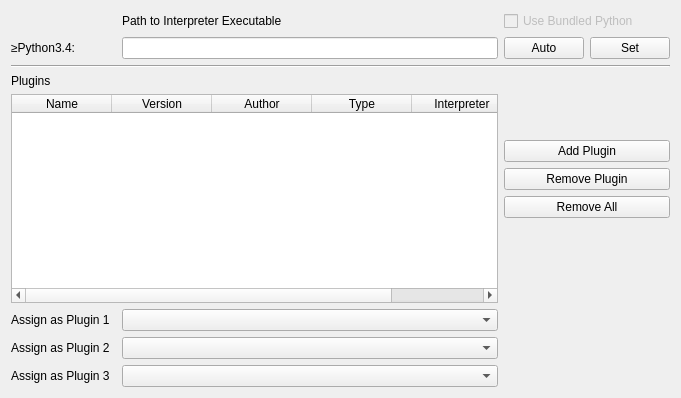
Qt form src/Form_Files/PPluginWidget.ui (Sigil-Ebook/Sigil) before a commit.
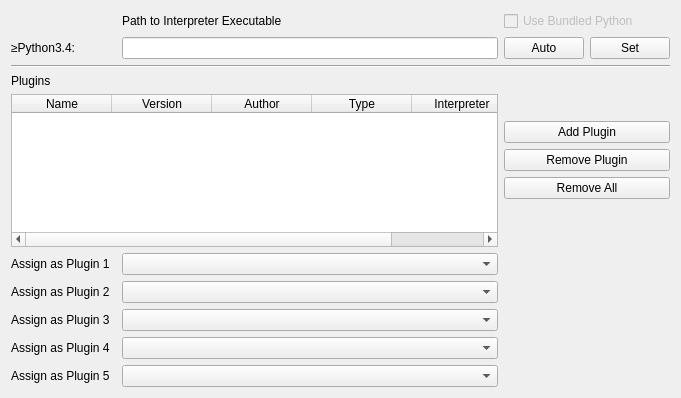
The same form after that commit.

Commit message: Add two more plugin quick launch buttons to ui

Diff of the .ui file:
```diff
--- a/src/Form_Files/PPluginWidget.ui
+++ b/src/Form_Files/PPluginWidget.ui
@@ -242,9 +242,29 @@
        </property>
       </widget>
      </item>
+     <item row="15" column="0">
+      <widget class="QLabel" name="label_5">
+       <property name="text">
+        <string>Assign as Plugin 4</string>
+       </property>
+      </widget>
+     </item>
+     <item row="16" column="0">
+      <widget class="QLabel" name="label_6">
+       <property name="text">
+        <string>Assign as Plugin 5</string>
+       </property>
+      </widget>
+     </item>
      <item row="14" column="2">
       <widget class="QComboBox" name="comboBox_3"/>
      </item>
+     <item row="15" column="2">
+      <widget class="QComboBox" name="comboBox_4"/>
+     </item>
+     <item row="16" column="2">
+      <widget class="QComboBox" name="comboBox_5"/>
+     </item>
     </layout>
    </item>
   </layout>
```
The commit also changes 11 other files.
